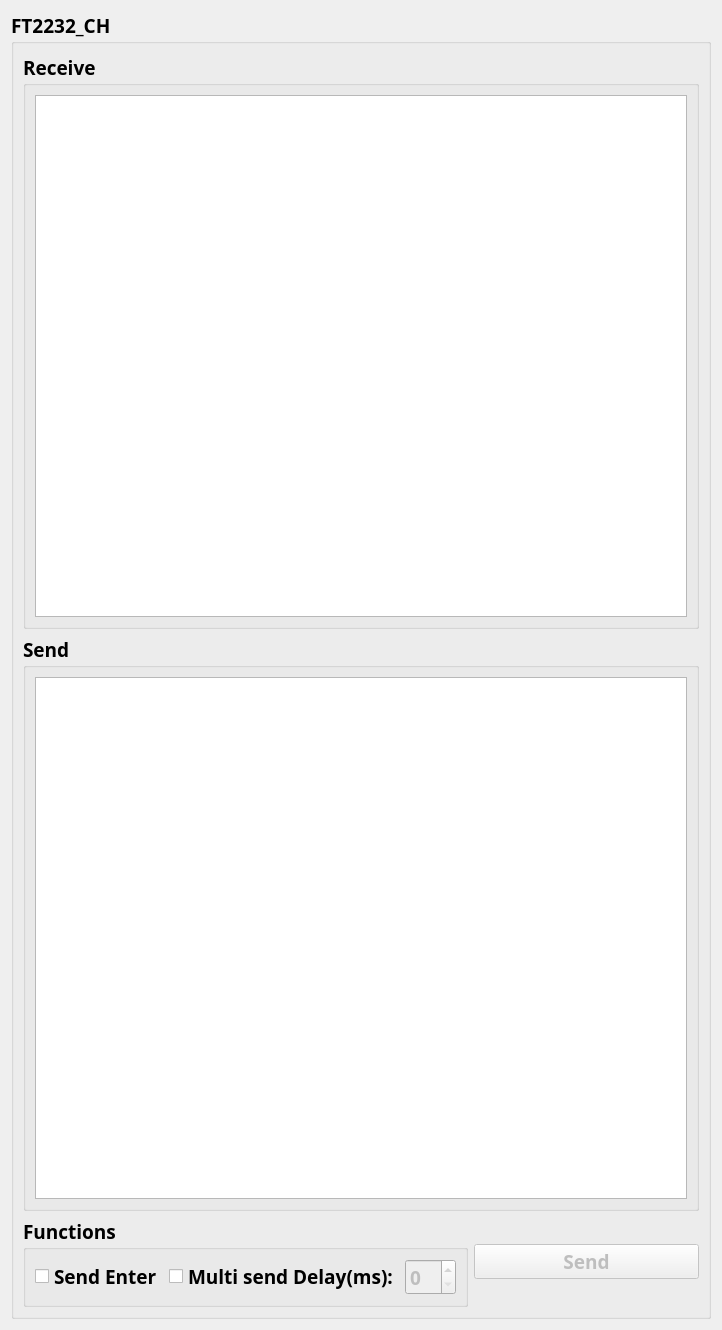
Before: the Qt Designer form I2C/io.ui in ZJF20712/FT2232, drawn with Qt 5.
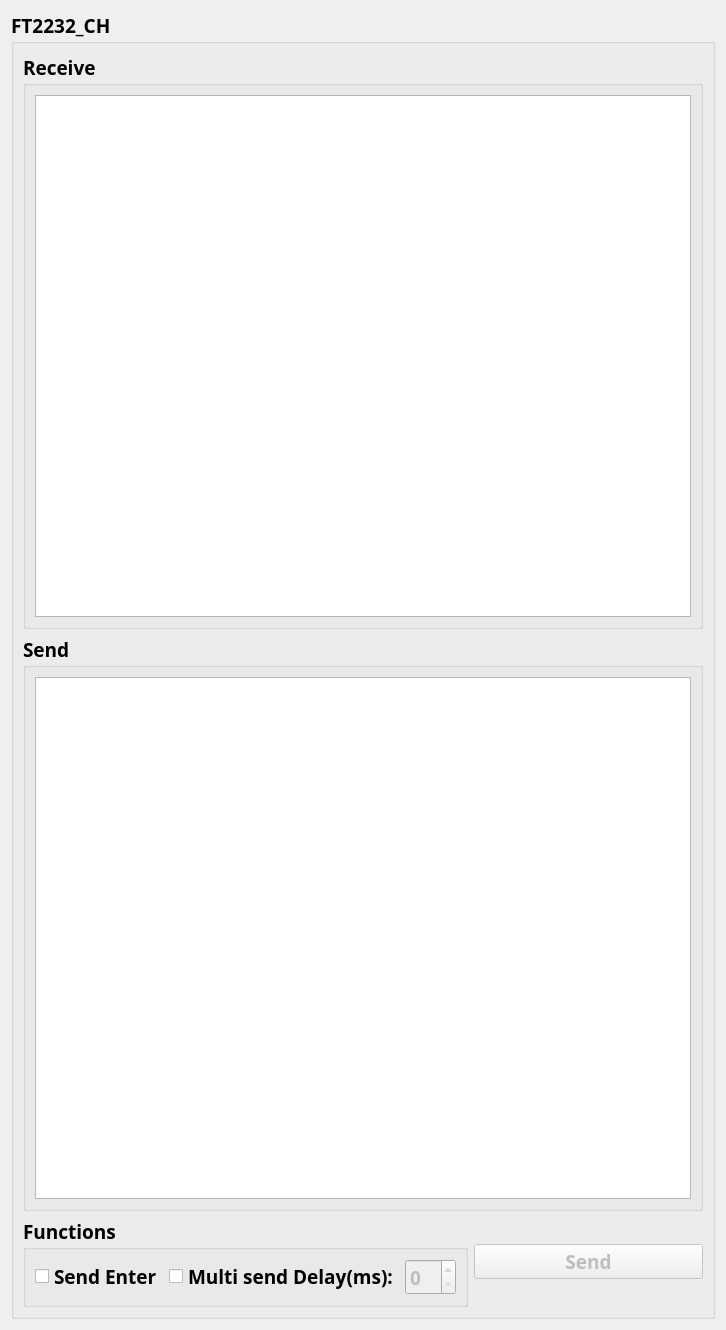
After: the same form once the commit is applied.

Commit message: add some signals and slots, fix some ui problem

The edit to the form file:
```diff
--- a/I2C/io.ui
+++ b/I2C/io.ui
@@ -6,7 +6,7 @@
    <rect>
     <x>0</x>
     <y>0</y>
-    <width>718</width>
+    <width>726</width>
     <height>1330</height>
    </rect>
   </property>
@@ -53,7 +53,7 @@
         </property>
         <layout class="QGridLayout" name="gridLayout_2">
          <item row="0" column="0">
-          <widget class="QTextBrowser" name="receive_out"/>
+          <widget class="QPlainTextEdit" name="receive_out"/>
          </item>
         </layout>
        </widget>
```
The commit also changes 7 other files.
